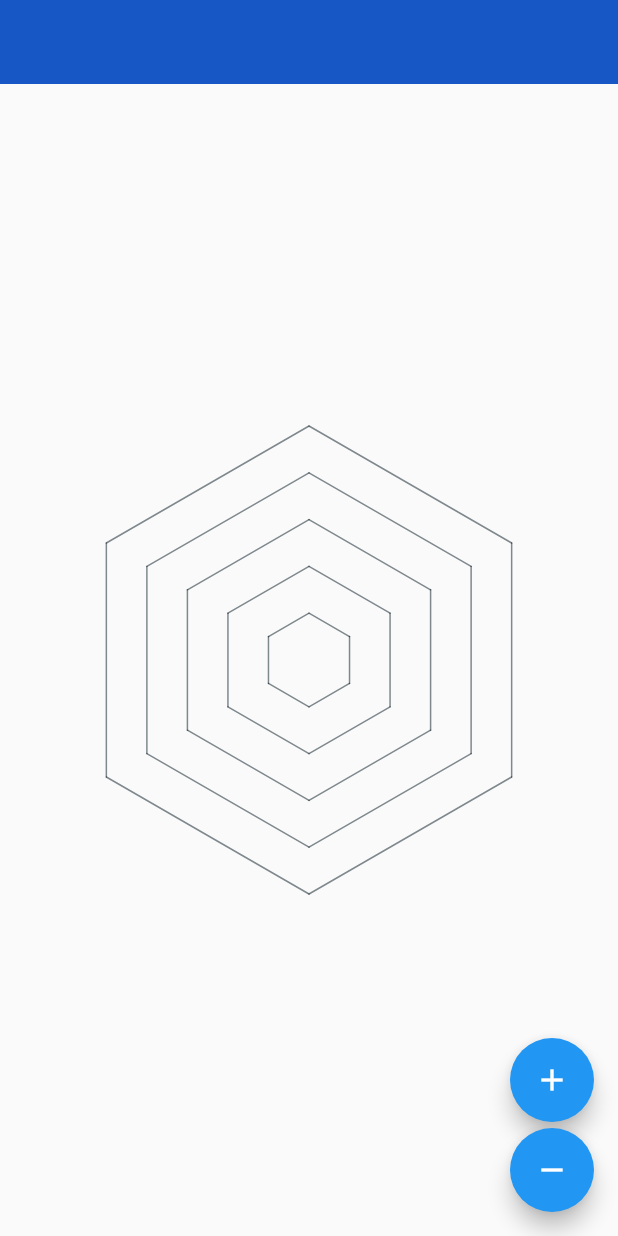
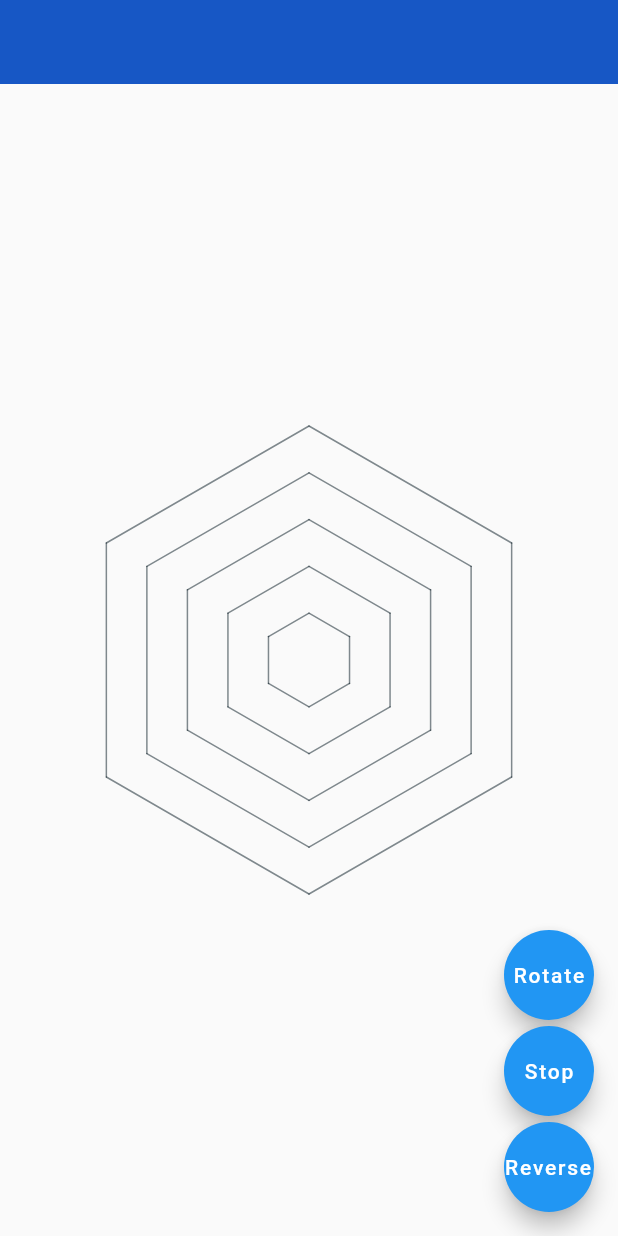
Before and after one commit to DarioTheLuca/draw-hexagon, a Flutter app: the screen it shows after launch, on a phone screen of 412 x 824 dp. Run offline on Flutter 3.47's test engine with Material 2 defaults, Android fonts, the phone set to English and light mode, and no system bars; our stand-ins replace flutter_bloc.

Commit message:
implemented buttons to start stop and reverse the rotation

```diff
--- a/lib/hexagon_screen.dart
+++ b/lib/hexagon_screen.dart
@@ -19,8 +19,9 @@ class _HexagonScreenState extends State<HexagonScreen>
     super.initState();
     _controller = AnimationController(
       duration: const Duration(seconds: 5),
+      reverseDuration: const Duration(seconds: 5),
       vsync: this,
-    )..forward();
+    );
   }
 
   late final Animation<double> _animation = CurvedAnimation(
@@ -43,8 +44,19 @@ class _HexagonScreenState extends State<HexagonScreen>
         elevation: 0,
         backgroundColor: const Color.fromARGB(255, 23, 87, 197),
       ),
-      body: BlocBuilder<RotateBloc, StateOfHexagon>(
-        builder: (context, count) {
+      body: BlocConsumer<RotateBloc, StateOfHexagon>(
+        listener: (context, hexagonState) {
+          if (hexagonState == StateOfHexagon.rotatingRight) {
+            _controller.repeat(reverse: false);
+          }
+          if (hexagonState == StateOfHexagon.rotatingLeft) {
+            _controller.reverse();
+          }
+          if (hexagonState == StateOfHexagon.idle) {
+            _controller.stop();
+          }
+        },
+        builder: (context, hexagonState) {
           return Center(
             child: RotationTransition(
               turns: _animation,
@@ -60,14 +72,37 @@ class _HexagonScreenState extends State<HexagonScreen>
         crossAxisAlignment: CrossAxisAlignment.end,
         mainAxisAlignment: MainAxisAlignment.end,
         children: <Widget>[
-          FloatingActionButton(
-            child: const Icon(Icons.add),
-            onPressed: () => context.read<RotateBloc>().increment(),
+          SizedBox(
+            width: 60,
+            height: 60,
+            child: FloatingActionButton(
+              child: const Text("Rotate"),
+              onPressed: () =>
+                  context.read<RotateBloc>().add(RotateRightPressed()),
+            ),
           ),
           const SizedBox(height: 4),
-          FloatingActionButton(
-            child: const Icon(Icons.remove),
-            onPressed: () => context.read<RotateBloc>().decrement(),
+          SizedBox(
+            width: 60,
+            height: 60,
+            child: FloatingActionButton(
+              child: const Text("Stop"),
+              onPressed: () =>
+                  context.read<RotateBloc>().add(RotateStopPressed()),
+            ),
+          ),
+          const SizedBox(height: 4),
+          SizedBox(
+            width: 60,
+            height: 60,
+            child: FloatingActionButton(
+              child: const Text(
+                "Reverse",
+                textAlign: TextAlign.center,
+              ),
+              onPressed: () =>
+                  context.read<RotateBloc>().add(RotateLeftPressed()),
+            ),
           ),
         ],
       ),
```
